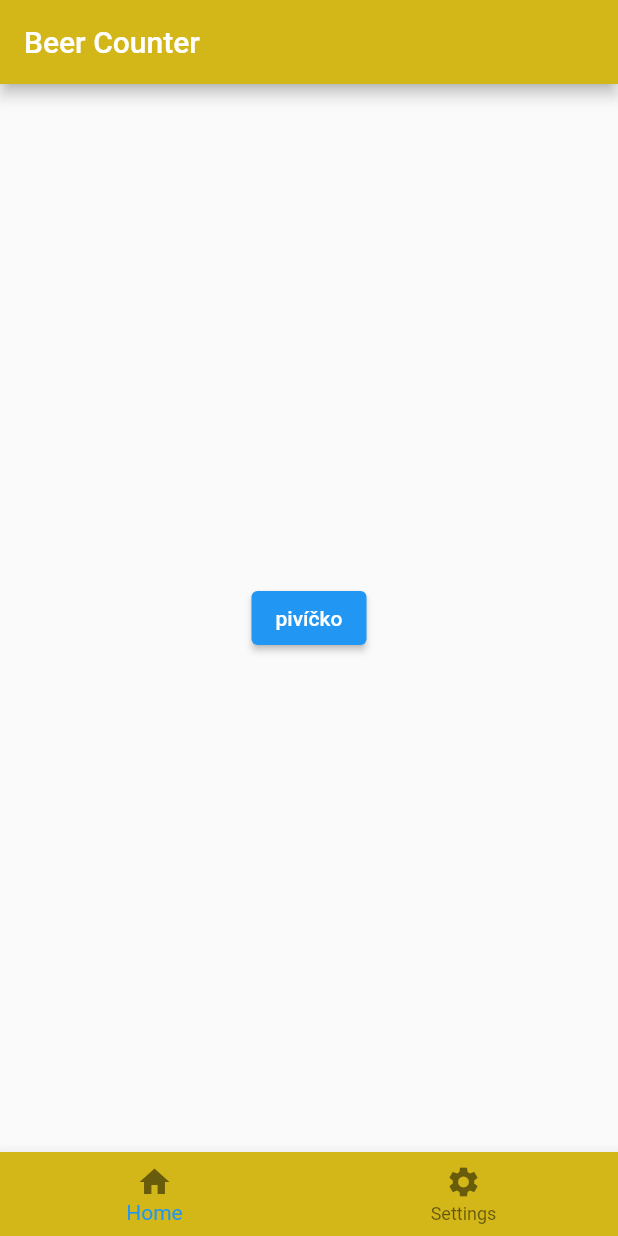
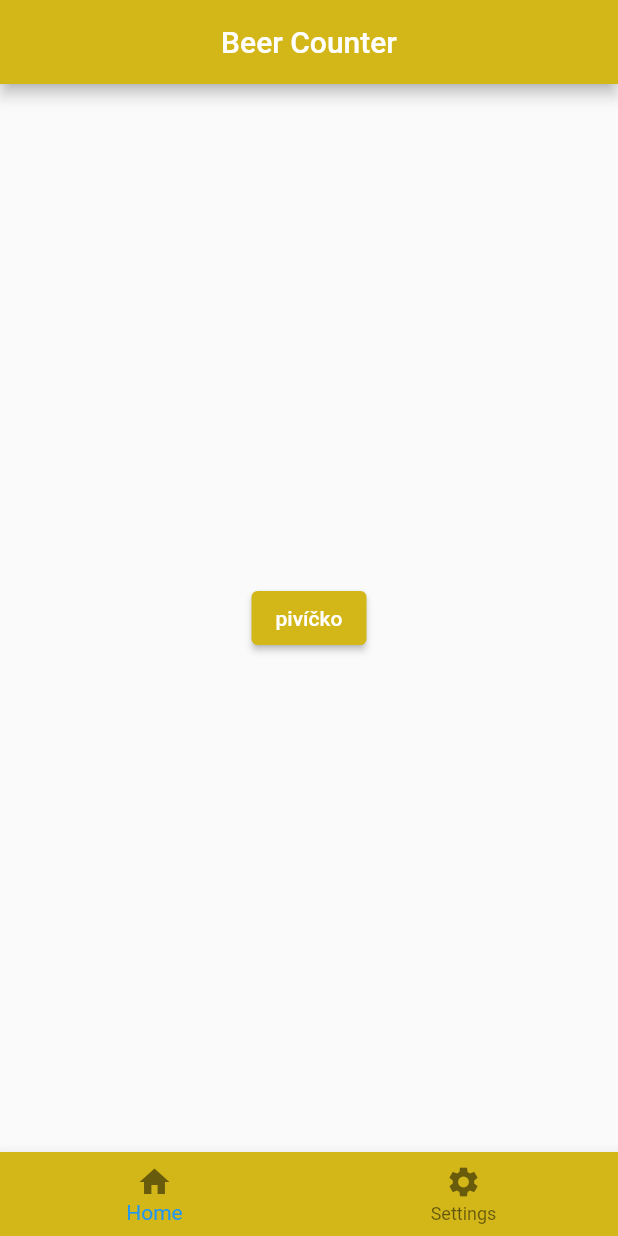
Before and after one commit to GoblinSharkStudios/test_ground, a Flutter app: the screen it shows after launch, on a phone screen of 412 x 824 dp. Run offline on Flutter 3.47's test engine with Material 2 defaults, Android fonts, the phone set to English and light mode, and no system bars.

Commit message:
Update main.dart

```diff
--- a/lib/main.dart
+++ b/lib/main.dart
@@ -14,12 +14,15 @@ class MyApp extends StatelessWidget {
       home: Scaffold(
         appBar: AppBar(
           backgroundColor: const Color.fromARGB(255, 211, 183, 24),
-          title: const Text("Beer Counter"),
+          title: const Center(child: Text("Beer Counter")),
         ),
         body: Center(
           child: ElevatedButton(
             onPressed: () {},
-            child: const Text("pivíčko"),
+            child: Text("pivíčko"),
+            style: ElevatedButton.styleFrom(
+              backgroundColor: const Color.fromARGB(255, 211, 183, 24),
+            ),
           ),
         ),
         bottomNavigationBar: BottomNavigationBar(
```
